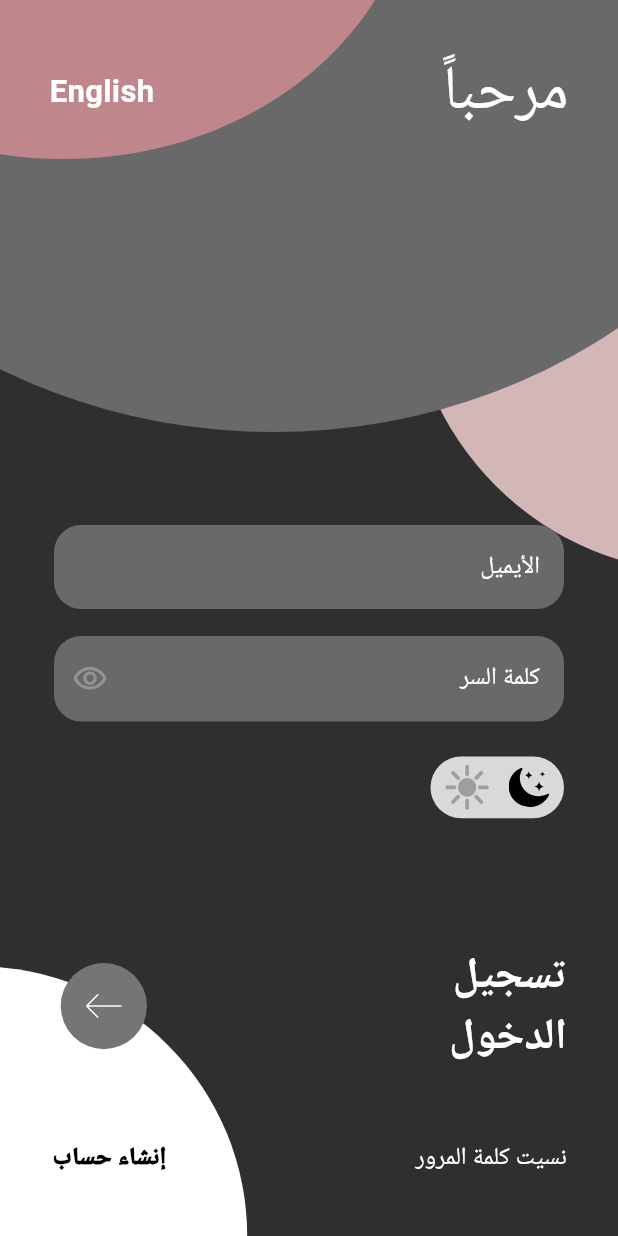
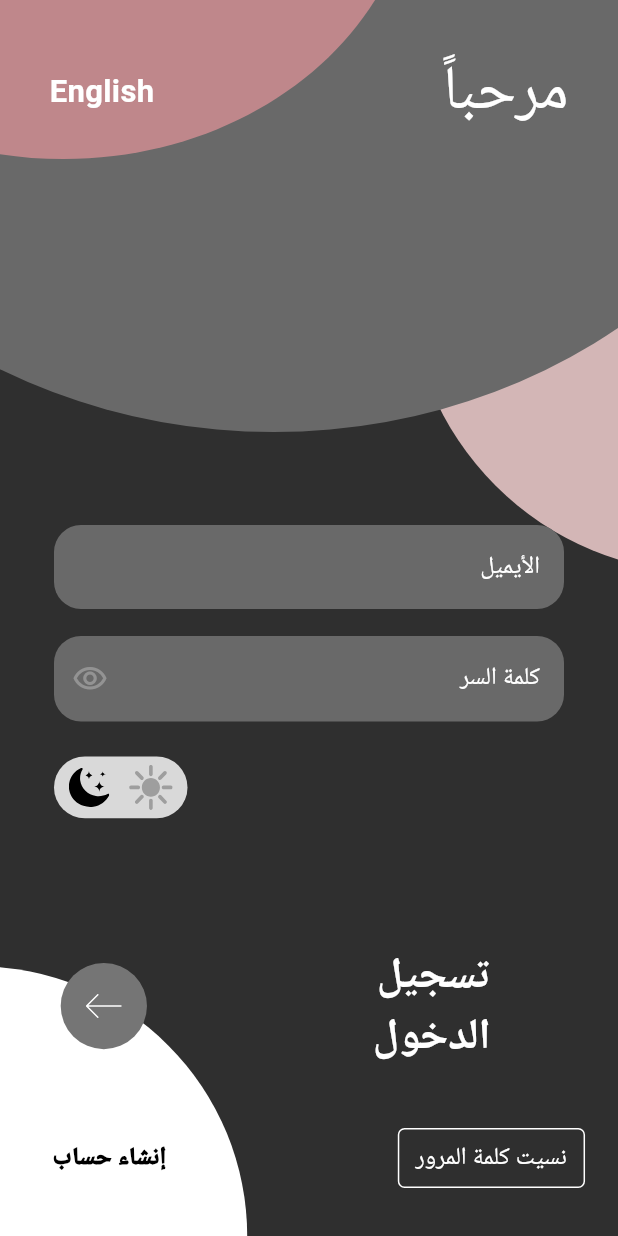
Before and after one commit to mohammedhedaya/-Sar-aat-Al-Tasweeq, a Flutter app: the screen it shows after launch, on a phone screen of 412 x 824 dp. Run offline on Flutter 3.47's test engine with Material 3 defaults, Android fonts, the phone set to English and light mode, and no system bars; our stand-ins replace carousel_slider, device_preview, flutter_bloc, flutter_screenutil, flutter_svg, go_router and 3 more.

Commit message:
Fix Issues in the app (rtl)

```diff
--- a/lib/features/auth/presentation/widgets/create_account_reset_password.dart.dart
+++ b/lib/features/auth/presentation/widgets/create_account_reset_password.dart.dart
@@ -22,6 +22,12 @@ class CreateAccountAndResetPassword extends StatelessWidget {
               onPressed: () {
                 context.push('/resetPasswordView');
               },
+              style: TextButton.styleFrom(
+                shape: RoundedRectangleBorder(
+                  borderRadius: BorderRadius.circular(5.r),
+                  side: const BorderSide(color: AppColors.whiteColor),
+                ),
+              ),
               child: Text(
                 "نسيت كلمة المرور",
                 style: AppStyles.style18W300,
--- a/lib/features/auth/presentation/widgets/custom_login_form.dart
+++ b/lib/features/auth/presentation/widgets/custom_login_form.dart
@@ -78,7 +78,6 @@ class CustomLoginForm extends StatelessWidget {
               ),
               Positioned(
                 bottom: 125.h,
-                right: 0.w,
                 left: 0.w,
                 child: CustomLoginIcon(
                   onTap: () {
--- a/lib/features/auth/presentation/widgets/custom_login_icon.dart
+++ b/lib/features/auth/presentation/widgets/custom_login_icon.dart
@@ -14,13 +14,12 @@ class CustomLoginIcon extends StatelessWidget {
     return Padding(
       padding: EdgeInsets.symmetric(horizontal: 31.w),
       child: Row(
-        mainAxisAlignment: MainAxisAlignment.spaceBetween,
         children: [
           Text(
             'تسجيل\nالدخول',
             style: AppStyles.style32W700,
           ),
-          const SizedBox(),
+          SizedBox(width: MediaQuery.of(context).size.width * 0.35),
           InkWell(
             onTap: onTap,
             child: Container(
--- a/lib/features/auth/presentation/widgets/sign_up_view_body.dart
+++ b/lib/features/auth/presentation/widgets/sign_up_view_body.dart
@@ -117,7 +117,7 @@ class SignUpViewBody extends StatelessWidget {
                           style: AppStyles.style32W700,
                         ),
                         SizedBox(
-                            width: MediaQuery.of(context).size.width * 0.1),
+                            width: MediaQuery.of(context).size.width * 0.25),
                         InkWell(
                           onTap: () {
                             if (cubit.signUpFormKey.currentState!.validate()) {
--- a/lib/features/auth/presentation/widgets/swith_theme.dart
+++ b/lib/features/auth/presentation/widgets/swith_theme.dart
@@ -16,7 +16,9 @@ class _SwithThemeState extends State<SwithTheme> {
 
   @override
   Widget build(BuildContext context) {
-    return Container(
+    return Align(
+      alignment: Alignment.topLeft,
+      child: Container(
         width: 0.2.sw,
         height: 0.1.sw,
         constraints: const BoxConstraints(minHeight: 39, minWidth: 89),
@@ -27,6 +29,21 @@ class _SwithThemeState extends State<SwithTheme> {
         child: Row(
           mainAxisAlignment: MainAxisAlignment.center,
           children: [
+            GestureDetector(
+              onTap: () {
+                setState(() {
+                  _isDarkTheme = true;
+                });
+              },
+              child: SvgPicture.asset(
+                Assets.imagesLight,
+                colorFilter: ColorFilter.mode(
+                  _isDarkTheme ? Colors.black : Colors.grey,
+                  BlendMode.srcIn,
+                ),
+              ),
+            ),
+            SizedBox(width: 12.w),
             GestureDetector(
               onTap: () {
                 setState(() {
@@ -41,22 +58,8 @@ class _SwithThemeState extends State<SwithTheme> {
                 ),
               ),
             ),
-          SizedBox(width: 12.w),
-          GestureDetector(
-            onTap: () {
-              setState(() {
-                _isDarkTheme = true;
-              });
-            },
-            child: SvgPicture.asset(
-              Assets.imagesLight,
-              colorFilter: ColorFilter.mode(
-                _isDarkTheme ? Colors.black : Colors.grey,
-                BlendMode.srcIn,
+          ],
         ),
-            ),
-          ),
-        ],
       ),
     );
   }
--- a/lib/features/home/presentation/widgets/home_view_body.dart.dart
+++ b/lib/features/home/presentation/widgets/home_view_body.dart.dart
@@ -29,7 +29,7 @@ class HomeViewBody extends StatelessWidget {
                 ),
               ),
               Padding(
-                padding: EdgeInsets.symmetric(horizontal: 8),
+                padding: const EdgeInsets.symmetric(horizontal: 8),
                 child: Text(
                   "400",
                   style: AppStyles.style12W700.copyWith(
--- a/pubspec.yaml
+++ b/pubspec.yaml
@@ -47,6 +47,8 @@ dependencies:
   carousel_slider: ^5.0.0
   smooth_page_indicator: ^1.2.0+3
   flutter_localization: ^0.2.2
+  flutter_localizations:
+    sdk: flutter
 
 dev_dependencies:
   flutter_test:
```
Also changed, not shown: lib/features/auth/presentation/widgets/terms_and_condition.dart (+15 -13 lines), pubspec.lock. Lines whose indentation alone changed are shown as unchanged.
